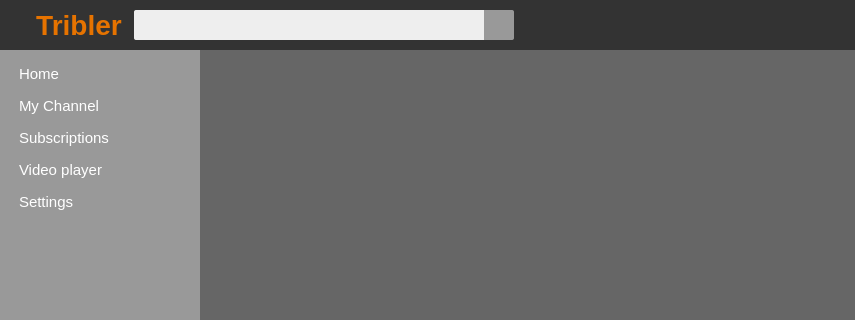
First picture: the form in TriblerGUI/qt_resources/mainwindow.ui, repository devos50/TriblerGUI, before the edit; both pictures show x 0 to 855 and y 0 to 320 of the 855 by 527 pixel window.
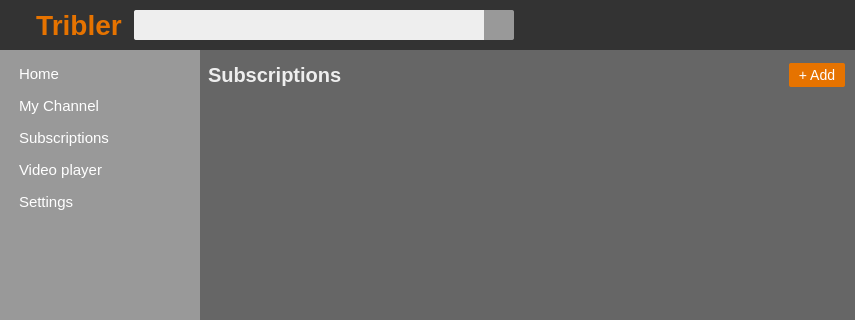
Second picture: the form after the edit. Icons and pictures are not drawn. Custom widgets are drawn as their Qt base class.

Commit message: Implemented screen to display subscribed channels.

```diff
--- a/TriblerGUI/qt_resources/mainwindow.ui
+++ b/TriblerGUI/qt_resources/mainwindow.ui
@@ -660,7 +660,7 @@
       <item>
        <widget class="QStackedWidget" name="stackedWidget">
         <property name="currentIndex">
-         <number>2</number>
+         <number>6</number>
         </property>
         <widget class="QWidget" name="home_page">
          <layout class="QVBoxLayout" name="verticalLayout">
@@ -1902,6 +1902,167 @@
           </item>
          </layout>
         </widget>
+        <widget class="QWidget" name="subscribed_channels_page">
+         <layout class="QVBoxLayout" name="verticalLayout">
+          <property name="spacing">
+           <number>0</number>
+          </property>
+          <property name="leftMargin">
+           <number>0</number>
+          </property>
+          <property name="topMargin">
+           <number>0</number>
+          </property>
+          <property name="rightMargin">
+           <number>0</number>
+          </property>
+          <property name="bottomMargin">
+           <number>0</number>
+          </property>
+          <item>
+           <widget class="QWidget" name="subscribed_channels_header" native="true">
+            <layout class="QHBoxLayout" name="horizontalLayout_13">
+             <property name="spacing">
+              <number>0</number>
+             </property>
+             <property name="leftMargin">
+              <number>0</number>
+             </property>
+             <property name="topMargin">
+              <number>0</number>
+             </property>
+             <property name="rightMargin">
+              <number>0</number>
+             </property>
+             <property name="bottomMargin">
+              <number>0</number>
+             </property>
+             <item>
+              <spacer name="horizontalSpacer_18">
+               <property name="orientation">
+                <enum>Qt::Horizontal</enum>
+               </property>
+               <property name="sizeType">
+                <enum>QSizePolicy::Fixed</enum>
+               </property>
+               <property name="sizeHint" stdset="0">
+                <size>
+                 <width>8</width>
+                 <height>20</height>
+                </size>
+               </property>
+              </spacer>
+             </item>
+             <item>
+              <widget class="QLabel" name="subscribed_channels_header_label">
+               <property name="sizePolicy">
+                <sizepolicy hsizetype="Preferred" vsizetype="Fixed">
+                 <horstretch>0</horstretch>
+                 <verstretch>0</verstretch>
+                </sizepolicy>
+               </property>
+               <property name="minimumSize">
+                <size>
+                 <width>0</width>
+                 <height>50</height>
+                </size>
+               </property>
+               <property name="maximumSize">
+                <size>
+                 <width>16777215</width>
+                 <height>50</height>
+                </size>
+               </property>
+               <property name="styleSheet">
+                <string notr="true">color: #eee;
+background-color: transparent;
+font-size: 20px;
+font-weight: bold;</string>
+               </property>
+               <property name="text">
+                <string>Subscriptions</string>
+               </property>
+              </widget>
+             </item>
+             <item>
+              <spacer name="horizontalSpacer_19">
+               <property name="orientation">
+                <enum>Qt::Horizontal</enum>
+               </property>
+               <property name="sizeType">
+                <enum>QSizePolicy::Fixed</enum>
+               </property>
+               <property name="sizeHint" stdset="0">
+                <size>
+                 <width>10</width>
+                 <height>20</height>
+                </size>
+               </property>
+              </spacer>
+             </item>
+             <item>
+              <widget class="QToolButton" name="add_subscription_button">
+               <property name="minimumSize">
+                <size>
+                 <width>56</width>
+                 <height>24</height>
+                </size>
+               </property>
+               <property name="maximumSize">
+                <size>
+                 <width>56</width>
+                 <height>24</height>
+                </size>
+               </property>
+               <property name="cursor">
+                <cursorShape>PointingHandCursor</cursorShape>
+               </property>
+               <property name="styleSheet">
+                <string notr="true">border: none;
+border-radius: 2px;
+background-color: #e67300;
+color: white;
+font-size: 14px;
+</string>
+               </property>
+               <property name="text">
+                <string>+ Add</string>
+               </property>
+              </widget>
+             </item>
+             <item>
+              <spacer name="horizontalSpacer_20">
+               <property name="orientation">
+                <enum>Qt::Horizontal</enum>
+               </property>
+               <property name="sizeType">
+                <enum>QSizePolicy::Fixed</enum>
+               </property>
+               <property name="sizeHint" stdset="0">
+                <size>
+                 <width>10</width>
+                 <height>20</height>
+                </size>
+               </property>
+              </spacer>
+             </item>
+            </layout>
+           </widget>
+          </item>
+          <item>
+           <widget class="QListWidget" name="subscribed_channels_list">
+            <property name="styleSheet">
+             <string notr="true">QListWidget::item:hover {
+background-color: #999;
+}
+QListWidget {
+border: none;
+}</string>
+            </property>
+           </widget>
+          </item>
+         </layout>
+        </widget>
        </widget>
       </item>
      </layout>
```
The commit also changes 2 other files.
